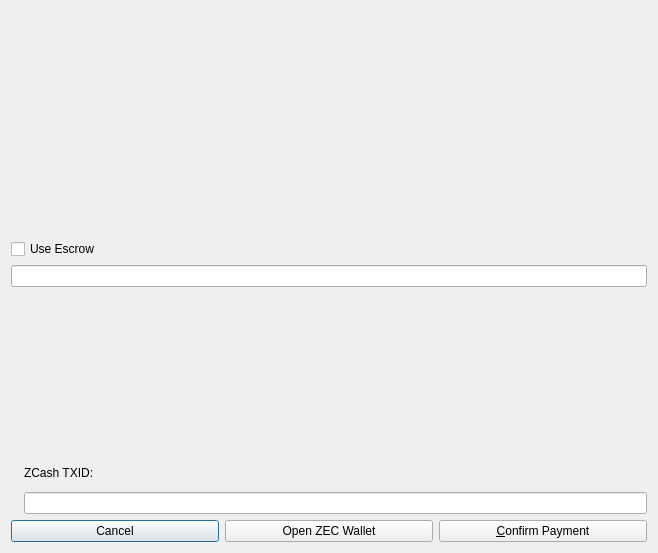
Before: the Qt Designer form src/qt/forms/offeracceptdialogzec.ui in greggdourgarian/syscoin2, drawn with Qt 5.
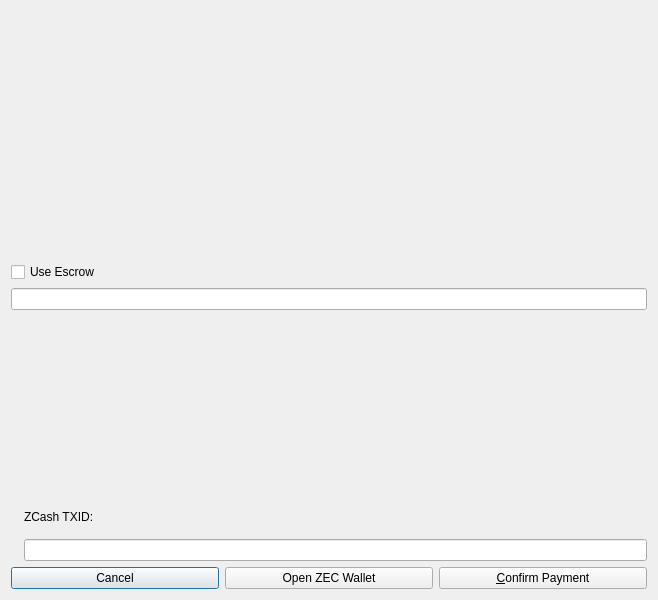
After: the same form once the commit is applied.

Commit message: resize to 600 pix high for few screen

```diff
--- a/src/qt/forms/offeracceptdialogzec.ui
+++ b/src/qt/forms/offeracceptdialogzec.ui
@@ -7,7 +7,7 @@
     <x>0</x>
     <y>0</y>
     <width>658</width>
-    <height>553</height>
+    <height>600</height>
    </rect>
   </property>
   <property name="windowTitle">
```
The commit also changes 2 other files.
